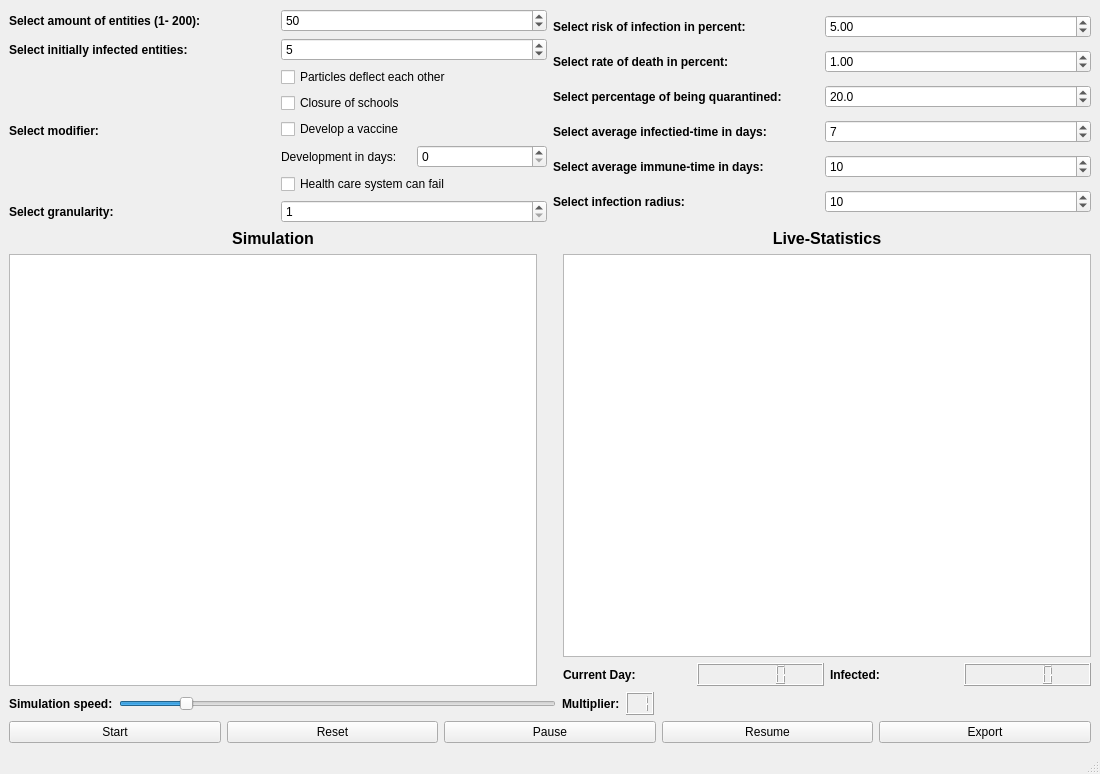
Qt form resources/mainwindow.ui (JonasAdler/pandemic_simulator) before a commit.
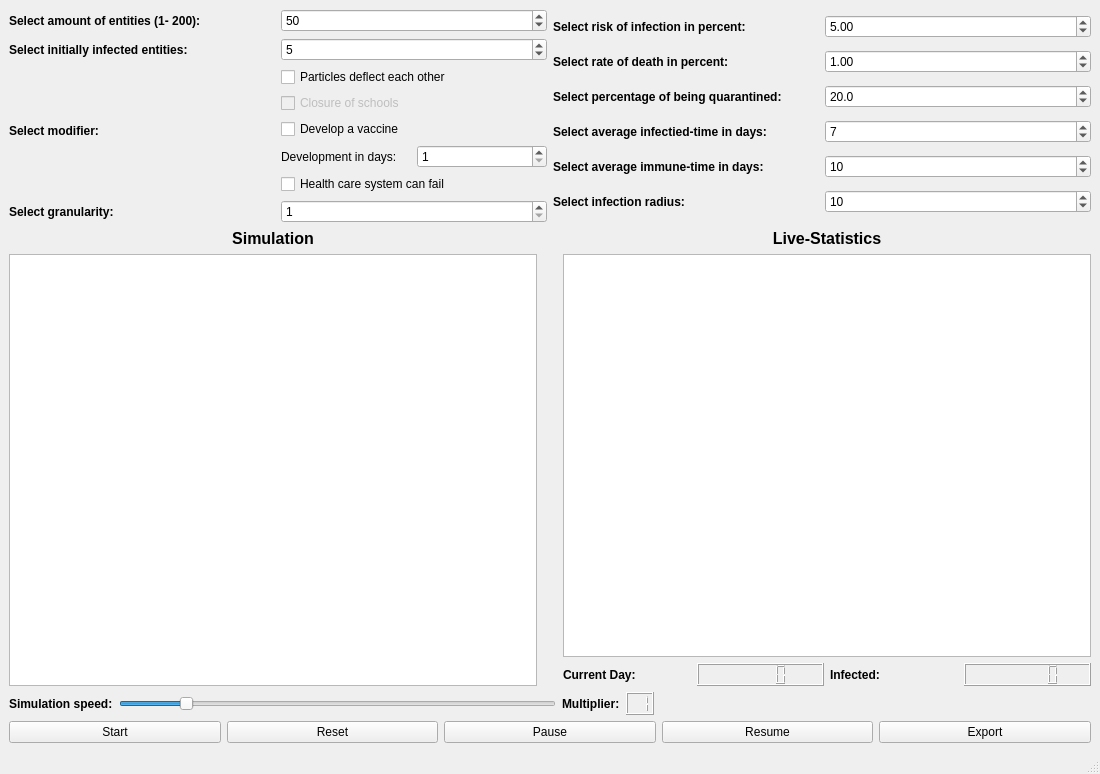
The same form after that commit.

Commit message: Modifiers added (only "closure of schools" doesnt work), all other buttons are connected Speed of simulation is changeable

```diff
--- a/resources/mainwindow.ui
+++ b/resources/mainwindow.ui
@@ -115,6 +115,9 @@
               </item>
               <item>
                <widget class="QCheckBox" name="closureOfSchoolsCheckBox">
+                <property name="enabled">
+                 <bool>false</bool>
+                </property>
                 <property name="text">
                  <string>Closure of schools</string>
                 </property>
@@ -137,7 +140,14 @@
                  </widget>
                 </item>
                 <item>
-                 <widget class="QSpinBox" name="vaccineDaysSpinBox"/>
+                 <widget class="QSpinBox" name="vaccineDaysSpinBox">
+                  <property name="minimum">
+                   <number>1</number>
+                  </property>
+                  <property name="maximum">
+                   <number>365</number>
+                  </property>
+                 </widget>
                 </item>
                </layout>
               </item>
@@ -503,7 +513,11 @@
              </widget>
             </item>
             <item>
-             <widget class="QLCDNumber" name="percentageInfectedLCD"/>
+             <widget class="QLCDNumber" name="percentageInfectedLCD">
+              <property name="digitCount">
+               <number>6</number>
+              </property>
+             </widget>
             </item>
            </layout>
           </item>
```
Left out of the diff: 6 changed lines with no effect on the pictures. The commit also changes 2 other files.
